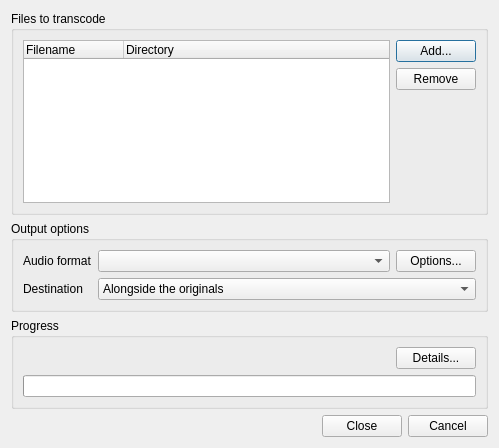
Before: the Qt Designer form src/transcoder/transcodedialog.ui in clementine-player/Clementine, drawn with Qt 5.
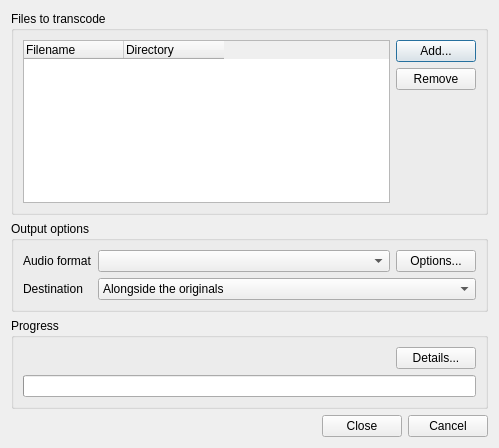
After: the same form once the commit is applied. Icons and pictures are not drawn.

Commit message:
Enable horizontal scrolling in the Transcode dialog so the user can see the whole path.
Fixes issue 3081

Diff of the .ui file:
```diff
--- a/src/transcoder/transcodedialog.ui
+++ b/src/transcoder/transcodedialog.ui
@@ -44,6 +44,9 @@
         <property name="allColumnsShowFocus">
          <bool>true</bool>
         </property>
+        <attribute name="headerStretchLastSection">
+         <bool>false</bool>
+        </attribute>
         <column>
          <property name="text">
           <string>Filename</string>
```
